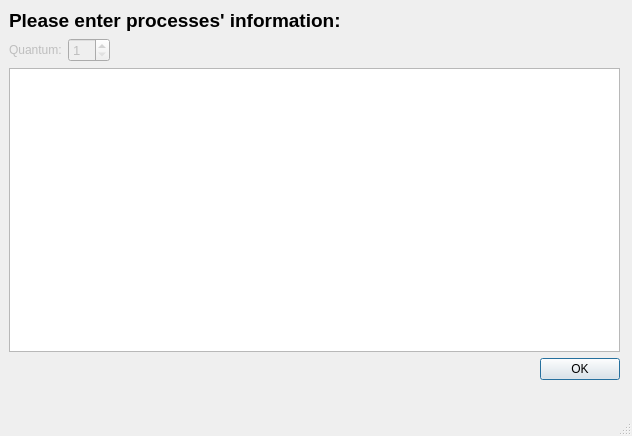
Qt form Schedulers/mainwindow.ui (SallyHesham/Process-Schedulers) before a commit.
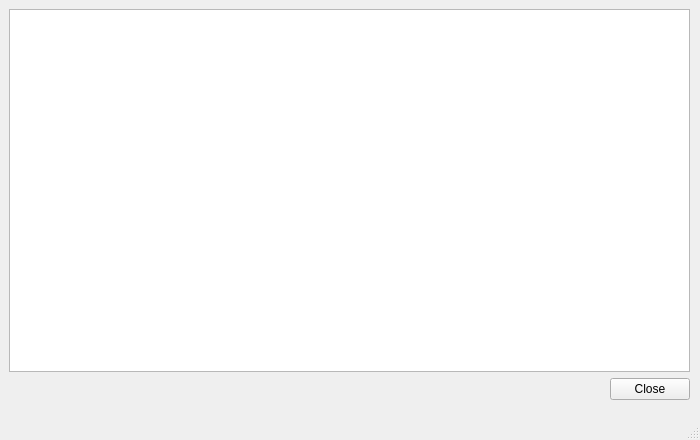
The same form after that commit.

```diff
--- a/Schedulers/mainwindow.ui
+++ b/Schedulers/mainwindow.ui
@@ -6,8 +6,8 @@
    <rect>
     <x>0</x>
     <y>0</y>
-    <width>632</width>
-    <height>436</height>
+    <width>700</width>
+    <height>440</height>
    </rect>
   </property>
   <property name="sizePolicy">
@@ -31,8 +31,8 @@
      <rect>
       <x>0</x>
       <y>0</y>
-      <width>631</width>
-      <height>411</height>
+      <width>691</width>
+      <height>401</height>
      </rect>
     </property>
     <property name="sizePolicy">
@@ -42,7 +42,7 @@
      </sizepolicy>
     </property>
     <property name="currentIndex">
-     <number>1</number>
+     <number>2</number>
     </property>
     <widget class="QWidget" name="page">
      <property name="sizePolicy">
@@ -182,8 +182,8 @@
        <rect>
         <x>9</x>
         <y>9</y>
-        <width>611</width>
-        <height>371</height>
+        <width>681</width>
+        <height>391</height>
        </rect>
       </property>
       <layout class="QFormLayout" name="formLayout_2">
@@ -244,6 +244,30 @@
       </layout>
      </widget>
     </widget>
+    <widget class="QWidget" name="page_3">
+     <widget class="QWidget" name="formLayoutWidget_2">
+      <property name="geometry">
+       <rect>
+        <x>9</x>
+        <y>9</y>
+        <width>681</width>
+        <height>391</height>
+       </rect>
+      </property>
+      <layout class="QFormLayout" name="formLayout_3">
+       <item row="0" column="0" colspan="2">
+        <widget class="QTableView" name="tableView"/>
+       </item>
+       <item row="1" column="0" colspan="2">
+        <widget class="QDialogButtonBox" name="buttonBox_3">
+         <property name="standardButtons">
+          <set>QDialogButtonBox::Close</set>
+         </property>
+        </widget>
+       </item>
+      </layout>
+     </widget>
+    </widget>
    </widget>
   </widget>
   <widget class="QMenuBar" name="menubar">
```
Left out of the diff: 6 changed lines with no effect on the pictures.
